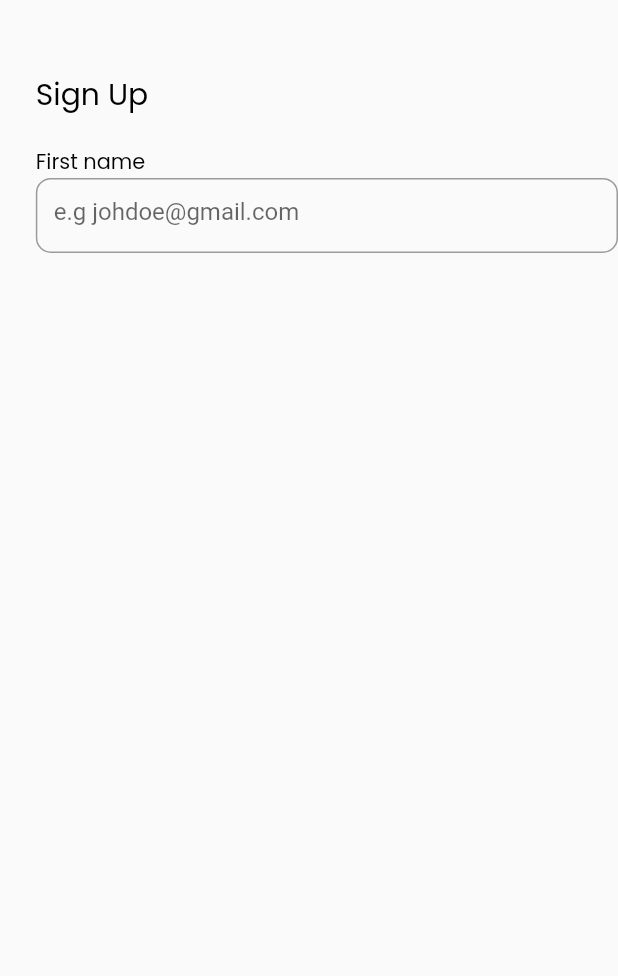
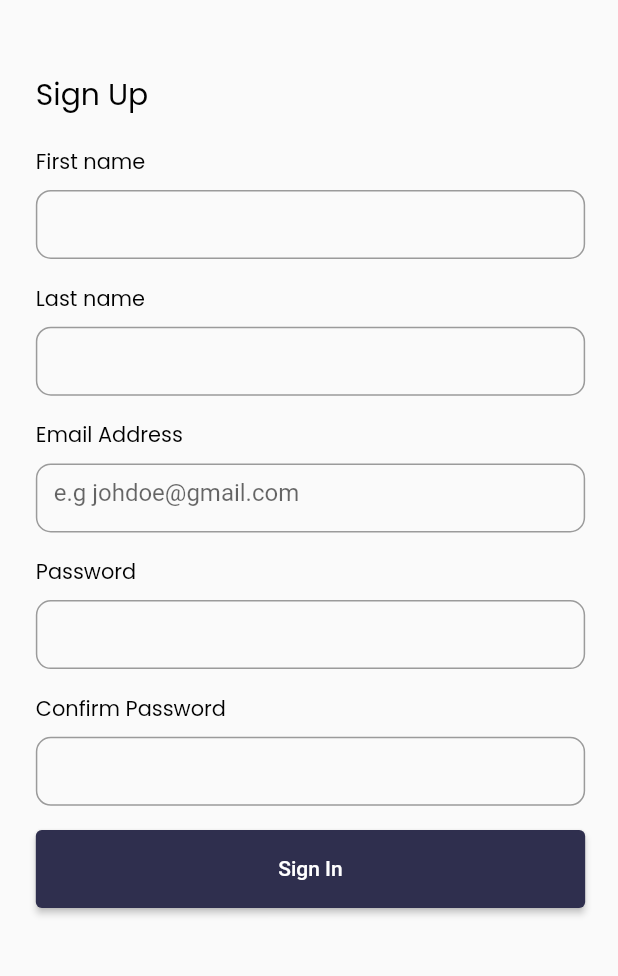
Before and after one commit to Imma76/genysis-blog-replica, a Flutter app: the screen it shows after launch, on a phone screen of 412 x 824 dp, the part 45-1021 px from its top. Run offline on Flutter 3.47's test engine with Material 2 defaults, Android fonts, the phone set to English and light mode, and no system bars; our stand-ins replace bot_toast, cached_network_image, flutter_markdown, flutter_riverpod, flutter_screenutil, gap and 3 more; missing offline and left inert: markdown, markdown_editable_textinput; accounts and stored records are empty.

Commit message:
finished mobile sign in ui

```diff
--- a/lib/views/mobile_view/authentication_view/sign_in.dart
+++ b/lib/views/mobile_view/authentication_view/sign_in.dart
@@ -19,7 +19,7 @@ class _SignInState extends ConsumerState<MobileSignIn> {
   Widget build(BuildContext context) {
     return Scaffold(
       body: Padding(
-        padding:  EdgeInsets.only(left:24.w),
+        padding:  EdgeInsets.only(left:24.w, right:22.w),
         child: Column(
           crossAxisAlignment: CrossAxisAlignment.start,
           children: [
@@ -49,9 +49,55 @@ class _SignInState extends ConsumerState<MobileSignIn> {
                   fontWeight: FontWeight.w400,
                   color: black,
                 ),
-              ),
+              ),Gap(10.h),
                SizedBox(
-                    height: 50,
+                    height: 46,
+                    child: TextField(
+                     // controller: _userController.emailController,
+                      //  maxLines: 0,
+                      decoration: InputDecoration(
+                   //       hintText: 'e.g johdoe@gmail.com',
+                          border: OutlineInputBorder(
+                              borderRadius: BorderRadius.circular(10),
+                              borderSide: BorderSide(
+                                color: black,
+                              ))),
+                    ),
+                  ),
+                  Gap(20.h),
+                    Text(
+                'Last name',
+                style: GoogleFonts.poppins(
+                  fontSize: 14.sp,
+                  fontWeight: FontWeight.w400,
+                  color: black,
+                ),
+              ),Gap(10.h),
+               SizedBox(
+                    height: 46,
+                    child: TextField(
+                     // controller: _userController.emailController,
+                      //  maxLines: 0,
+                      decoration: InputDecoration(
+                    //      hintText: 'e.g johdoe@gmail.com',
+                          border: OutlineInputBorder(
+                              borderRadius: BorderRadius.circular(10),
+                              borderSide: BorderSide(
+                                color: black,
+                              ))),
+                    ),
+                  ),
+                  Gap(20.h),
+                    Text(
+                'Email Address',
+                style: GoogleFonts.poppins(
+                  fontSize: 14.sp,
+                  fontWeight: FontWeight.w400,
+                  color: black,
+                ),
+              ),Gap(10.h),
+               SizedBox(
+                    height: 46,
                     child: TextField(
                      // controller: _userController.emailController,
                       //  maxLines: 0,
@@ -64,6 +110,63 @@ class _SignInState extends ConsumerState<MobileSignIn> {
                               ))),
                     ),
                   ),
+                  Gap(20.h),
+                    Text(
+                'Password',
+                style: GoogleFonts.poppins(
+                  fontSize: 14.sp,
+                  fontWeight: FontWeight.w400,
+                  color: black,
+                ),
+              ),Gap(10.h),
+               SizedBox(
+                    height: 46,
+                    child: TextField(
+                     // controller: _userController.emailController,
+                      //  maxLines: 0,
+                      decoration: InputDecoration(
+                         // hintText: 'e.g johdoe@gmail.com',
+                          border: OutlineInputBorder(
+                              borderRadius: BorderRadius.circular(10),
+                              borderSide: BorderSide(
+                                color: black,
+                              ))),
+                    ),
+                  ),
+                  Gap(20.h),
+                    Text(
+                'Confirm Password',
+                style: GoogleFonts.poppins(
+                  fontSize: 14.sp,
+                  fontWeight: FontWeight.w400,
+                  color: black,
+                ),
+              ),Gap(10.h),
+               SizedBox(
+                    height: 46,
+                    child: TextField(
+                     // controller: _userController.emailController,
+                      //  maxLines: 0,
+                      decoration: InputDecoration(
+                   //       hintText: 'e.g johdoe@gmail.com',
+                          border: OutlineInputBorder(
+                              borderRadius: BorderRadius.circular(10),
+                              borderSide: BorderSide(
+                                color: black,
+                              ))),
+                    ),
+                  ),
+                  Gap(20.h),
+                  ElevatedButton(
+                    onPressed: () async {
+                      // if (_userController.validateSignIn()) {
+                      //   await _userController.loginUser(context);
+                      // }
+                    },
+                    child: const Text('Sign In'),
+                    style: ElevatedButton.styleFrom(
+                        primary: darkBlueColor, fixedSize: const Size(480, 52)),
+                  ),
           ],
         ),
       ),
```
